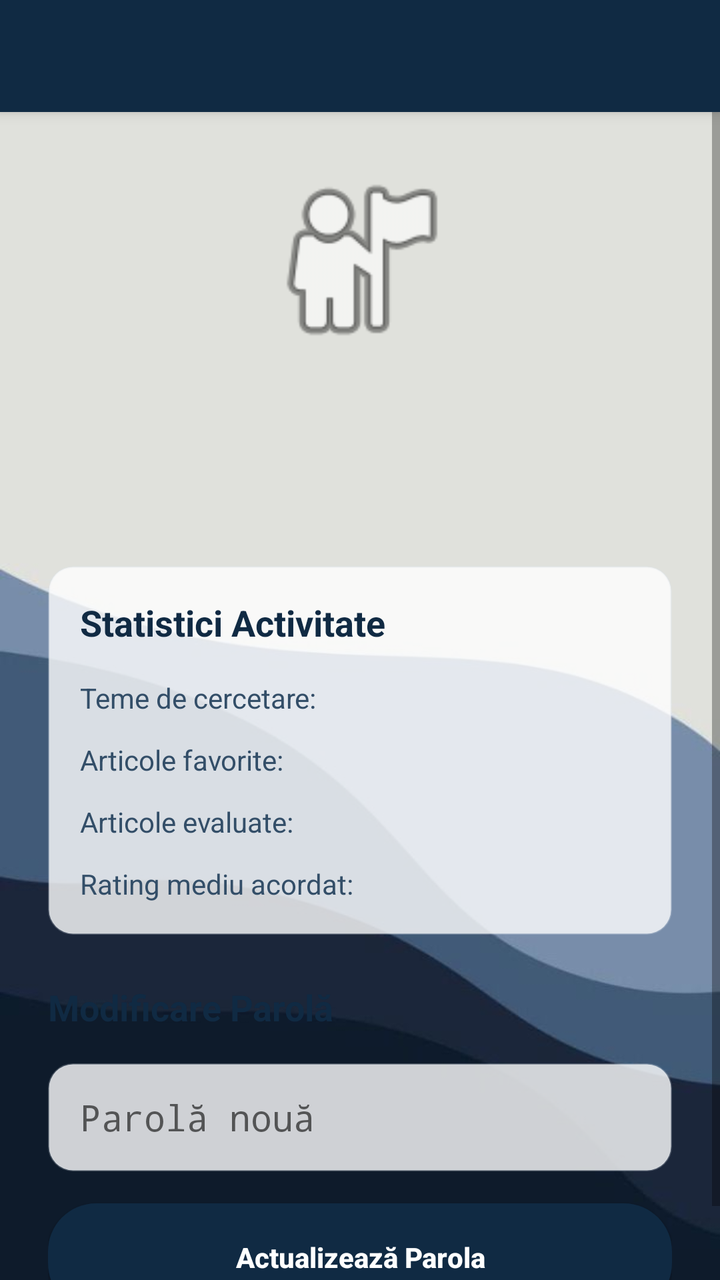
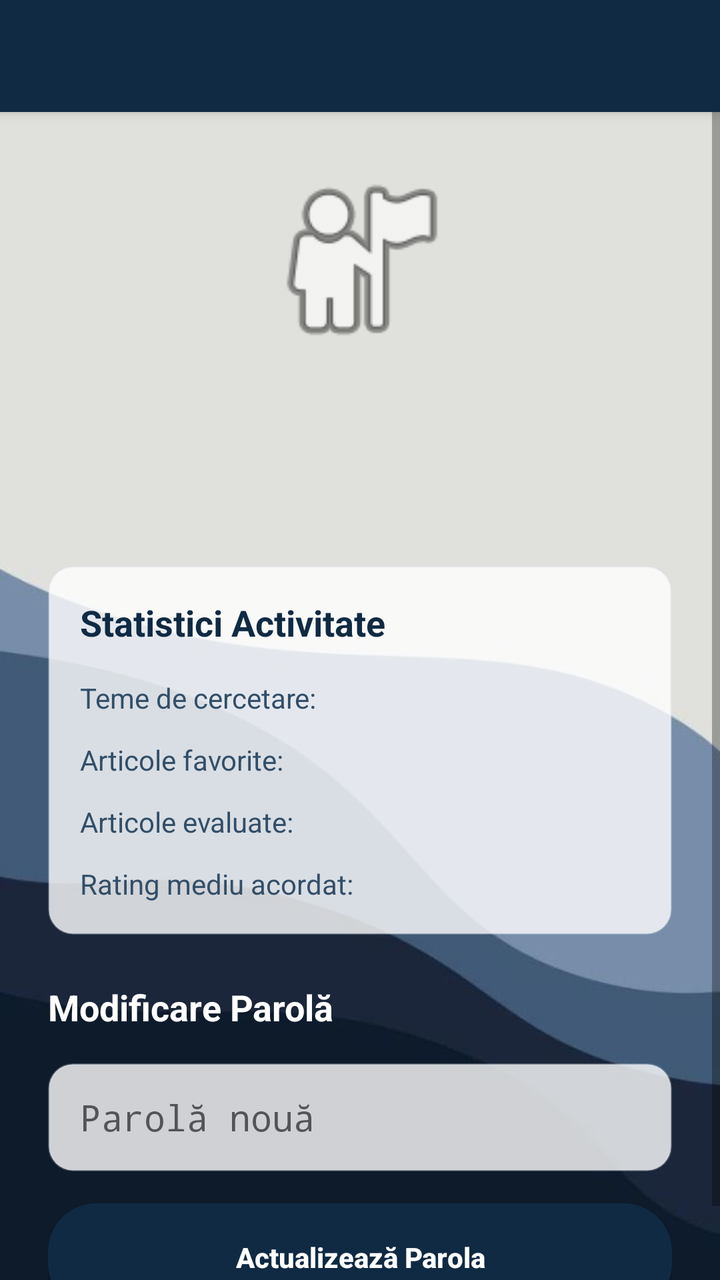

Two renders of the same Android screen: before a commit and after it. Below are the layout's source before the change and the commit's diff.
<!-- AndroidManifest.xml: application theme Theme.MyApplication -->
<!-- res/layout/activity_profile.xml -->
<?xml version="1.0" encoding="utf-8"?>
<LinearLayout xmlns:android="http://schemas.android.com/apk/res/android"
    xmlns:app="http://schemas.android.com/apk/res-auto"
    android:layout_width="match_parent"
    android:layout_height="match_parent"
    android:orientation="vertical"
    android:fitsSystemWindows="true"
    android:background="@color/navy_primary">

    <include layout="@layout/toolbar_main" />

    <LinearLayout
        android:layout_width="match_parent"
        android:layout_height="match_parent"
        android:orientation="vertical"
        android:background="@drawable/app_background">

        <ScrollView
            android:layout_width="match_parent"
            android:layout_height="match_parent"
            android:fillViewport="true">

        <LinearLayout
            android:layout_width="match_parent"
            android:layout_height="wrap_content"
            android:orientation="vertical"
            android:padding="24dp">

            <ImageView
                android:layout_width="100dp"
                android:layout_height="100dp"
                android:src="@android:drawable/ic_menu_myplaces"
                app:tint="@color/navy_primary"
                android:layout_gravity="center_horizontal"
                android:layout_marginBottom="16dp"/>

            <TextView
                android:id="@+id/tvProfileName"
                android:layout_width="match_parent"
                android:layout_height="wrap_content"
                android:textSize="22sp"
                android:textStyle="bold"
                android:textColor="@color/navy_primary"
                android:textAlignment="center"
                android:layout_marginBottom="4dp"/>

            <TextView
                android:id="@+id/tvProfileEmail"
                android:layout_width="match_parent"
                android:layout_height="wrap_content"
                android:textSize="16sp"
                android:textColor="@color/text_body"
                android:textAlignment="center"
                android:layout_marginBottom="32dp"/>

            <LinearLayout
                android:layout_width="match_parent"
                android:layout_height="wrap_content"
                android:orientation="vertical"
                android:padding="16dp"
                android:background="@drawable/bg_card_academic"
                android:elevation="2dp"
                android:layout_marginBottom="24dp">

                <TextView
                    android:layout_width="match_parent"
                    android:layout_height="wrap_content"
                    android:text="Statistici Activitate"
                    android:textSize="18sp"
                    android:textStyle="bold"
                    android:textColor="@color/navy_primary"
                    android:layout_marginBottom="16dp"/>

                <LinearLayout
                    android:layout_width="match_parent"
                    android:layout_height="wrap_content"
                    android:orientation="horizontal"
                    android:layout_marginBottom="12dp">
                    <TextView
                        android:layout_width="0dp"
                        android:layout_height="wrap_content"
                        android:layout_weight="1"
                        android:text="Teme de cercetare:"
                        android:textColor="@color/text_body"/>
                    <TextView
                        android:id="@+id/tvStatThreads"
                        android:layout_width="wrap_content"
                        android:layout_height="wrap_content"
                        android:textStyle="bold"
                        android:textColor="@color/navy_primary"/>
                </LinearLayout>

                <LinearLayout
                    android:layout_width="match_parent"
                    android:layout_height="wrap_content"
                    android:orientation="horizontal"
                    android:layout_marginBottom="12dp">
                    <TextView
                        android:layout_width="0dp"
                        android:layout_height="wrap_content"
                        android:layout_weight="1"
                        android:text="Articole favorite:"
                        android:textColor="@color/text_body"/>
                    <TextView
                        android:id="@+id/tvStatFavorites"
                        android:layout_width="wrap_content"
                        android:layout_height="wrap_content"
                        android:textStyle="bold"
                        android:textColor="@color/navy_primary"/>
                </LinearLayout>

                <LinearLayout
                    android:layout_width="match_parent"
                    android:layout_height="wrap_content"
                    android:orientation="horizontal"
                    android:layout_marginBottom="12dp">
                    <TextView
                        android:layout_width="0dp"
                        android:layout_height="wrap_content"
                        android:layout_weight="1"
                        android:text="Articole evaluate:"
                        android:textColor="@color/text_body"/>
                    <TextView
                        android:id="@+id/tvStatRated"
                        android:layout_width="wrap_content"
                        android:layout_height="wrap_content"
                        android:textStyle="bold"
                        android:textColor="@color/navy_primary"/>
                </LinearLayout>

                <LinearLayout
                    android:layout_width="match_parent"
                    android:layout_height="wrap_content"
                    android:orientation="horizontal">
                    <TextView
                        android:layout_width="0dp"
                        android:layout_height="wrap_content"
                        android:layout_weight="1"
                        android:text="Rating mediu acordat:"
                        android:textColor="@color/text_body"/>
                    <TextView
                        android:id="@+id/tvStatAvgRating"
                        android:layout_width="wrap_content"
                        android:layout_height="wrap_content"
                        android:textStyle="bold"
                        android:textColor="@color/navy_primary"/>
                </LinearLayout>
            </LinearLayout>

            <TextView
                android:layout_width="match_parent"
                android:layout_height="wrap_content"
                android:text="Modificare Parolă"
                android:textSize="18sp"
                android:textStyle="bold"
                android:textColor="@color/navy_primary"
                android:layout_marginBottom="16dp"/>

            <EditText
                android:id="@+id/etProfileNewPassword"
                android:layout_width="match_parent"
                android:layout_height="wrap_content"
                android:minHeight="54dp"
                android:hint="Parolă nouă"
                android:inputType="textPassword"
                android:background="@drawable/bg_card_academic"
                android:paddingHorizontal="16dp"
                android:layout_marginBottom="16dp"/>

            <Button
                android:id="@+id/btnUpdatePassword"
                android:layout_width="match_parent"
                android:layout_height="54dp"
                android:text="Actualizează Parola"
                android:background="@drawable/btn_academic_primary"
                android:textColor="#FFFFFF"
                android:textAllCaps="false"
                android:textStyle="bold" />

        </LinearLayout>
        </ScrollView>
    </LinearLayout>
</LinearLayout>
<!-- res/layout/toolbar_main.xml (included above) -->
<?xml version="1.0" encoding="utf-8"?>
<androidx.appcompat.widget.Toolbar xmlns:android="http://schemas.android.com/apk/res/android"
    xmlns:app="http://schemas.android.com/apk/res-auto"
    android:id="@+id/toolbar"
    android:layout_width="match_parent"
    android:layout_height="?attr/actionBarSize"
    android:background="?attr/colorPrimary"
    android:elevation="4dp"
    android:theme="@style/ThemeOverlay.AppCompat.Dark.ActionBar"
    app:popupTheme="@style/ThemeOverlay.AppCompat.Light" />
<!-- resources referenced by this layout -->
<resources>
  <color name="navy_primary">#102A43</color>
  <color name="text_body">#334E68</color>
  <!-- drawable app_background: jpg bitmap (drawable, 11839 bytes) -->
  <!-- drawable bg_card_academic (drawable) -->
  <?xml version="1.0" encoding="utf-8"?>
  <shape xmlns:android="http://schemas.android.com/apk/res/android">
      <solid android:color="#CCFFFFFF" />
      <corners android:radius="12dp" />
      <stroke android:width="1dp" android:color="#40D9E2EC" />
  </shape>
  <!-- drawable btn_academic_primary (drawable) -->
  <?xml version="1.0" encoding="utf-8"?>
  <ripple xmlns:android="http://schemas.android.com/apk/res/android"
      android:color="#40FFFFFF">
      <item>
          <shape android:shape="rectangle">
              <solid android:color="@color/navy_primary" />
              <corners android:radius="24dp" />
          </shape>
      </item>
  </ripple>
  <style name="Theme.MyApplication" parent="Base.Theme.MyApplication" />
  <style name="Base.Theme.MyApplication" parent="Theme.AppCompat.Light.NoActionBar">
          
          <item name="colorPrimary">@color/navy_primary</item>
          <item name="colorPrimaryDark">@color/navy_primary</item>
          <item name="colorAccent">@color/colorAccent</item>
          <item name="android:windowAnimationStyle">@style/WindowAnimationTransition</item>
      </style>
  <color name="colorAccent">@color/gold_accent</color>
  <style name="WindowAnimationTransition">
          <item name="android:windowEnterAnimation">@android:anim/fade_in</item>
          <item name="android:windowExitAnimation">@android:anim/fade_out</item>
      </style>
  <color name="gold_accent">#B8860B</color>
</resources>

<!-- the commit's change to res/layout/activity_profile.xml (unified diff, before → after) -->
@@ -153,7 +153,7 @@
                 android:text="Modificare Parolă"
                 android:textSize="18sp"
                 android:textStyle="bold"
-                android:textColor="@color/navy_primary"
+                android:textColor="@color/white"
                 android:layout_marginBottom="16dp"/>
 
             <EditText
<!-- resource entries referenced after the edit -->
@@ -2,6 +2,7 @@
 <resources>
   <color name="navy_primary">#102A43</color>
   <color name="text_body">#334E68</color>
+  <color name="white">#FFFFFFFF</color>
   <!-- drawable app_background: jpg bitmap (drawable, 11839 bytes) -->
   <!-- drawable bg_card_academic (drawable) -->
   <?xml version="1.0" encoding="utf-8"?>
